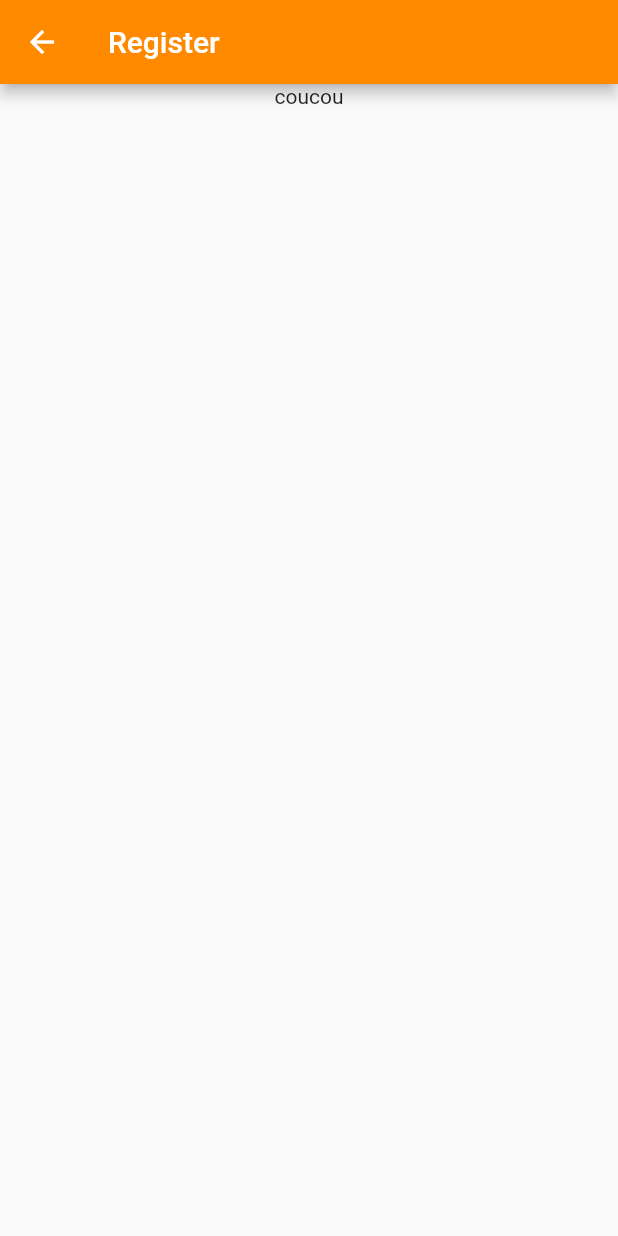
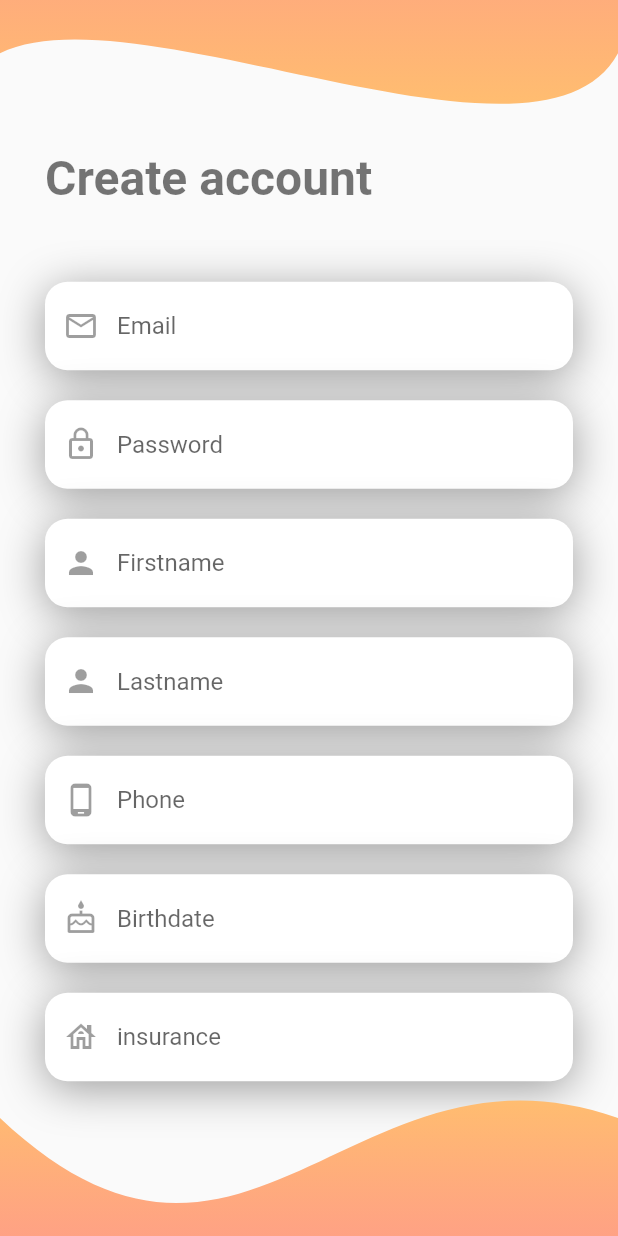
Before and after one commit to les-crepes/CAREOT_APP, a Flutter app: the screen it shows after launch, after a tap on "LOGIN", on a phone screen of 412 x 824 dp. Run offline on Flutter 3.47's test engine with Material 2 defaults, Android fonts, the phone set to English and light mode, and no system bars; our stand-ins replace auto_route, cloud_firestore, firebase_auth, firebase_core; accounts and stored records are empty.

Commit message:
register screen

```diff
--- a/lib/screens/register.dart
+++ b/lib/screens/register.dart
@@ -1,4 +1,8 @@
 import 'package:flutter/material.dart';
+import 'package:pdg_app/widgets/forms/main_text_field.dart';
+import 'package:pdg_app/widgets/register/top_shape.dart';
+import 'package:pdg_app/widgets/register/bottom_shape.dart';
+import 'package:pdg_app/widgets/right_arrow_button.dart';
 
 class RegisterScreen extends StatelessWidget {
   const RegisterScreen({Key? key}) : super(key: key);
@@ -10,17 +14,82 @@ class RegisterScreen extends StatelessWidget {
 }
 
 class Register extends StatelessWidget {
-  const Register({Key? key}) : super(key: key);
+  final double screenWidth;
+  const Register({
+    this.screenWidth = 0,
+    Key? key,
+  }) : super(key: key);
 
   @override
   Widget build(BuildContext context) {
-    return Scaffold(
-      appBar: AppBar(
-        title: const Text("Register"),
-      ),
-      body: Center(
-        child: Column(children: const [Text("coucou")]),
-      ),
+    final width =
+        screenWidth == 0 ? MediaQuery.of(context).size.width : screenWidth;
+    return Stack(
+      children: [
+        Column(
+          mainAxisAlignment: MainAxisAlignment.spaceBetween,
+          children: [
+            CustomPaint(
+              size: Size(
+                  width,
+                  (width * 0.16944444444444445)
+                      .toDouble()), //You can Replace [WIDTH] with your desired width for Custom Paint and height will be calculated automatically
+              painter: TopShape(),
+            ),
+            const SizedBox(height: 30),
+            Padding(
+              padding: const EdgeInsets.symmetric(horizontal: 30),
+              child: Row(
+                children: [
+                  Text(
+                    'Create account',
+                    style: Theme.of(context).textTheme.headline1,
+                  ),
+                ],
+              ),
+            ),
+            const SizedBox(height: 50),
+            Expanded(
+              child: Padding(
+                padding: const EdgeInsets.symmetric(horizontal: 30),
+                child: ListView(
+                  clipBehavior: Clip.none,
+                  children: const [
+                    MainTextField(
+                        name: 'Email', icon: Icon(Icons.email_outlined)),
+                    SizedBox(height: 20),
+                    MainTextField(
+                        name: 'Password', icon: Icon(Icons.lock_outline)),
+                    SizedBox(height: 20),
+                    MainTextField(name: 'Firstname', icon: Icon(Icons.person)),
+                    SizedBox(height: 20),
+                    MainTextField(name: 'Lastname', icon: Icon(Icons.person)),
+                    SizedBox(height: 20),
+                    MainTextField(
+                        name: 'Phone',
+                        icon: Icon(Icons.phone_android_outlined)),
+                    SizedBox(height: 20),
+                    MainTextField(
+                        name: 'Birthdate', icon: Icon(Icons.cake_outlined)),
+                    SizedBox(height: 20),
+                    MainTextField(
+                        name: 'insurance', icon: Icon(Icons.house_outlined)),
+                    SizedBox(height: 20),
+                    RightArrowButton(text: 'REGISTER'),
+                  ],
+                ),
+              ),
+            ),
+            CustomPaint(
+              size: Size(
+                  width,
+                  (width * 0.21944444444444444)
+                      .toDouble()), //You can Replace [WIDTH] with your desired width for Custom Paint and height will be calculated automatically
+              painter: BottomShape(),
+            ),
+          ],
+        )
+      ],
     );
   }
 }
--- /dev/null
+++ b/lib/widgets/register/bottom_shape.dart
@@ -0,0 +1,42 @@
+import 'dart:ui' as ui;
+
+import 'package:flutter/material.dart';
+
+//Add this CustomPaint widget to the Widget Tree
+
+//Copy this CustomPainter code to the Bottom of the File
+class BottomShape extends CustomPainter {
+  @override
+  void paint(Canvas canvas, Size size) {
+    Path path_0 = Path();
+    path_0.moveTo(0, size.height * 0.1301861);
+    path_0.cubicTo(
+        size.width * 0.3972222,
+        size.height * 1.839051,
+        size.width * 0.5722222,
+        size.height * -0.5660190,
+        size.width,
+        size.height * 0.1301861);
+    path_0.lineTo(size.width, size.height);
+    path_0.lineTo(0, size.height);
+    path_0.lineTo(0, size.height * 0.1301861);
+    path_0.close();
+
+    Paint paint0Fill = Paint()..style = PaintingStyle.fill;
+    paint0Fill.shader = ui.Gradient.linear(
+      Offset(size.width * 0.5000000, 0),
+      Offset(size.width * 0.5000000, size.height),
+      [
+        const Color(0xffFFBD70).withOpacity(1),
+        const Color(0xffFF9877).withOpacity(0.9)
+      ],
+      [0, 1],
+    );
+    canvas.drawPath(path_0, paint0Fill);
+  }
+
+  @override
+  bool shouldRepaint(covariant CustomPainter oldDelegate) {
+    return true;
+  }
+}
--- /dev/null
+++ b/lib/widgets/register/top_shape.dart
@@ -0,0 +1,43 @@
+import 'dart:ui' as ui;
+
+import 'package:flutter/material.dart';
+
+//Add this CustomPaint widget to the Widget Tree
+
+//Copy this CustomPainter code to the Bottom of the File
+class TopShape extends CustomPainter {
+  @override
+  void paint(Canvas canvas, Size size) {
+    Path path_0 = Path();
+    path_0.moveTo(0, size.height * -0.008196721);
+    path_0.lineTo(size.width, size.height * -0.008196721);
+    path_0.lineTo(size.width, size.height * 0.5081967);
+    path_0.cubicTo(
+        size.width * 0.8751556,
+        size.height * 1.864770,
+        size.width * 0.2228250,
+        size.height * -0.1304489,
+        0,
+        size.height * 0.5081967);
+    path_0.lineTo(0, size.height * -0.008196721);
+    path_0.close();
+
+    Paint paint0Fill = Paint()..style = PaintingStyle.fill;
+    paint0Fill.shader = ui.Gradient.linear(
+      Offset(size.width * 0.5000000, size.height * -0.8196721),
+      Offset(size.width * 0.5000000, size.height * 0.9919213),
+      [
+        const Color(0xffFF9877).withOpacity(0.9),
+        const Color(0xffFF9877).withOpacity(0.9),
+        const Color(0xffFFBD70).withOpacity(1)
+      ],
+      [0, 0.0001, 1],
+    );
+    canvas.drawPath(path_0, paint0Fill);
+  }
+
+  @override
+  bool shouldRepaint(covariant CustomPainter oldDelegate) {
+    return true;
+  }
+}
--- a/widgetbook/widgetbook.dart
+++ b/widgetbook/widgetbook.dart
@@ -2,6 +2,7 @@ import 'dart:developer';
 
 import 'package:flutter/material.dart';
 import 'package:pdg_app/screens/login.dart';
+import 'package:pdg_app/screens/register.dart';
 import 'package:pdg_app/widgets/forms/main_text_field.dart';
 import 'package:pdg_app/widgets/gradient_button.dart';
 import 'package:pdg_app/widgets/right_arrow_button.dart';
@@ -69,6 +70,18 @@ class HotReload extends StatelessWidget {
       ],
     );
 
+    var register = WidgetbookComponent(
+      name: 'Register',
+      useCases: [
+        WidgetbookUseCase(
+          name: 'Default',
+          builder: (context) {
+            return const Register(screenWidth: 400);
+          },
+        ),
+      ],
+    );
+
     return Widgetbook.material(
       categories: [
         WidgetbookCategory(
@@ -88,6 +101,7 @@ class HotReload extends StatelessWidget {
           name: 'Screens',
           widgets: [
             login,
+            register,
           ],
         ),
       ],
```
